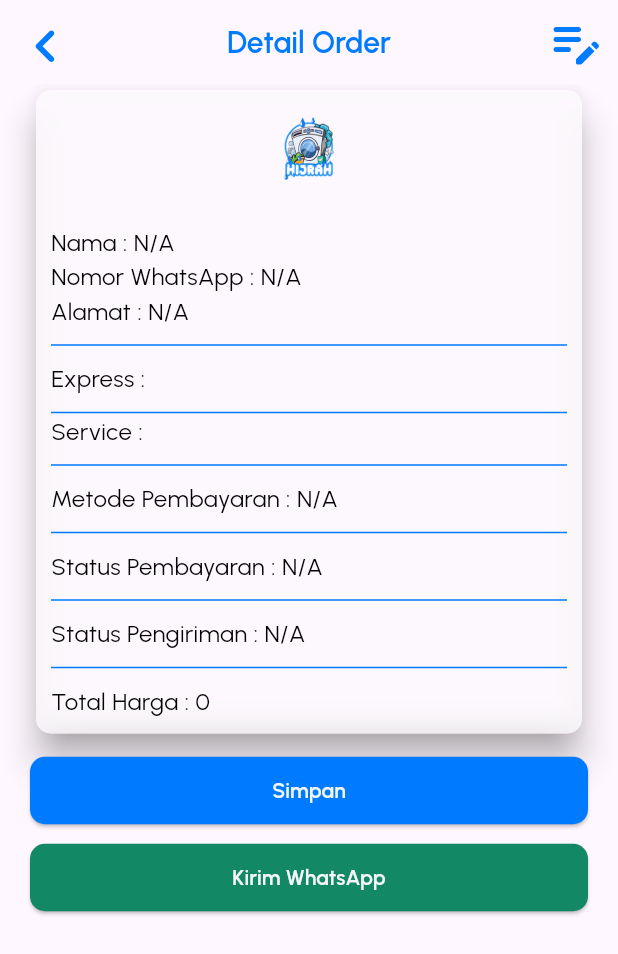
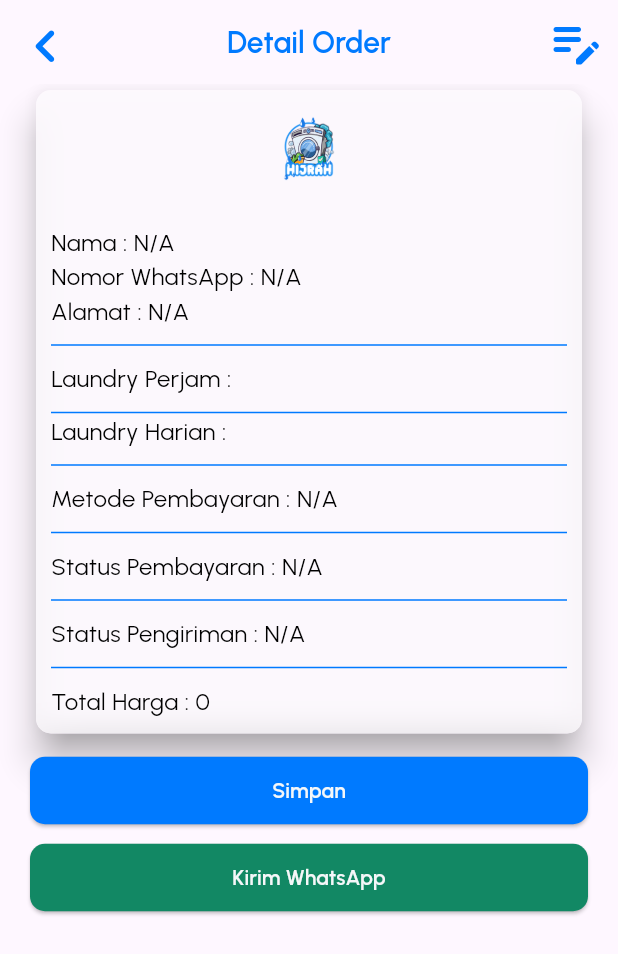
Before and after one commit to JonathanZefanya/capstone, a Flutter app: the DetailorderView screen opened by its route, on a phone screen of 412 x 824 dp. Shown: the top 954 px of the screen. Run offline on Flutter 3.47's test engine with Material 3 defaults, Android fonts, the phone set to English and light mode, and no system bars; drawn by our look-alikes of screenshot; our stand-ins replace cloud_firestore, firebase_auth, firebase_core, flutter_svg, get, google_fonts and 2 more; accounts and stored records are empty.

Commit message:
fix: update labels in Detailorder and Transaksi views for clarity

```diff
--- a/lib/app/modules/detailorder/views/detailorder_view.dart
+++ b/lib/app/modules/detailorder/views/detailorder_view.dart
@@ -174,7 +174,7 @@ class DetailorderView extends GetView<LaporanController> {
                   const Divider(height: 2, color: Constants.primaryColor),
                   const SizedBox(height: 10),
                   const Text(
-                    "Express :",
+                    "Laundry Perjam :",
                     style: TextStyle(fontSize: 16),
                   ),
                   const SizedBox(height: 10),
@@ -187,7 +187,7 @@ class DetailorderView extends GetView<LaporanController> {
                   ],
                   const Divider(height: 2, color: Constants.primaryColor),
                   const Text(
-                    "Service :",
+                    "Laundry Harian :",
                     style: TextStyle(fontSize: 16),
                   ),
                   const SizedBox(height: 10),
--- a/lib/app/modules/transaksi/views/transaksi_view.dart
+++ b/lib/app/modules/transaksi/views/transaksi_view.dart
@@ -268,7 +268,7 @@ class TransaksiView extends GetView<TransaksiController> {
                               borderRadius: BorderRadius.all(Radius.circular(10)),
                             ),
                             child: Text(
-                              "Express:",
+                              "Laundry Perjam:",
                               style: TextStyle(
                                 fontFamily: 'Poppins',
                                 fontSize: 16,
@@ -374,7 +374,7 @@ class TransaksiView extends GetView<TransaksiController> {
                                 crossAxisAlignment: CrossAxisAlignment.start,
                                 children: [
                                   Text(
-                                    "Service:",
+                                    "Laundry Harian:",
                                     style: TextStyle(
                                       fontFamily: 'Poppins',
                                       fontSize: 16,
```
